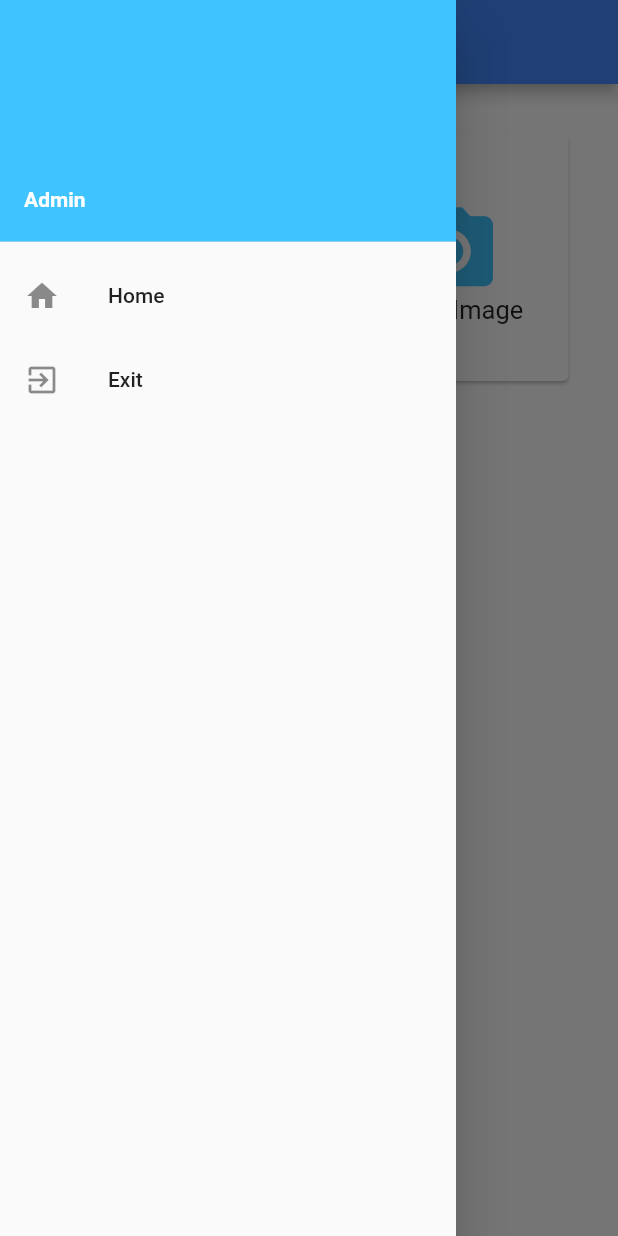
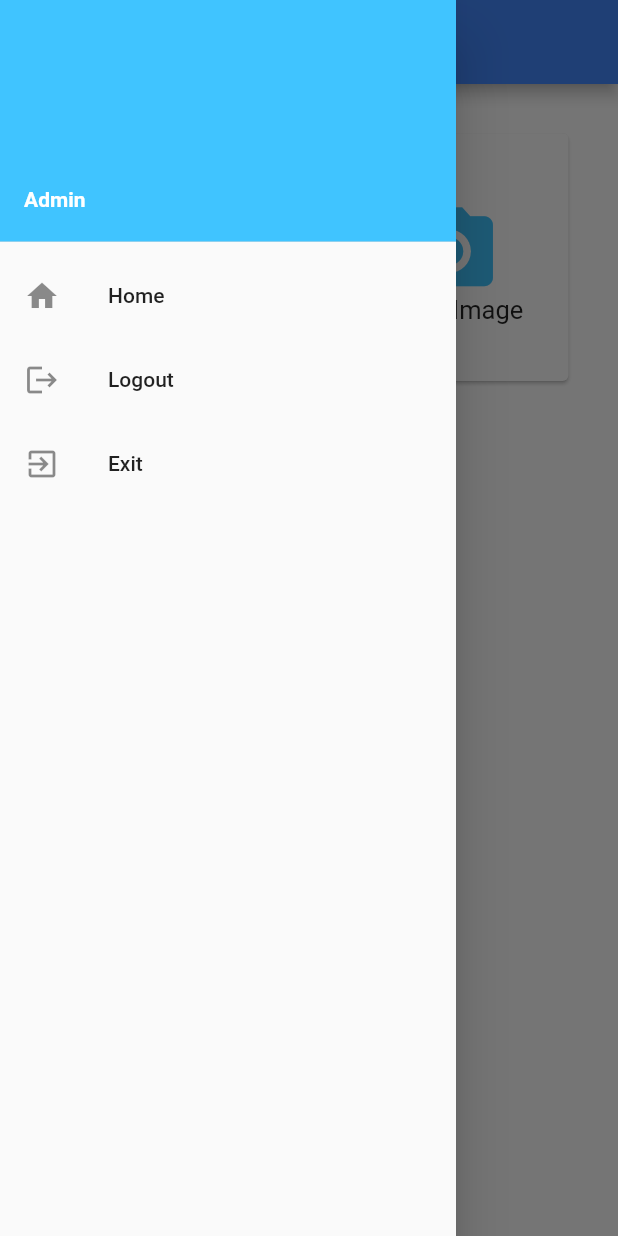
Before and after one commit to muhammadisa226/RateTol-Flutter, a Flutter app: the HomePage screen opened by its route, with the side drawer open, on a phone screen of 412 x 824 dp. Run offline on Flutter 3.47's test engine with Material 2 defaults, Android fonts, the phone set to English and light mode, and no system bars; our stand-ins replace image_picker, shared_preferences; accounts and stored records are empty.

Commit message:
all done

```diff
--- a/lib/pages/Home/home_page.dart
+++ b/lib/pages/Home/home_page.dart
@@ -1,4 +1,6 @@
 // ignore_for_file: unused_import, prefer_const_constructors, prefer_const_literals_to_create_immutables, unused_element, use_build_context_synchronously, unnecessary_import, unnecessary_new
+
+import 'dart:io';
 
 import 'package:flutter/material.dart';
 import 'package:flutter/services.dart';
@@ -68,9 +70,13 @@ class _HomePageState extends State<HomePage> {
               },
             ),
             ListTile(
-                leading: const Icon(Icons.exit_to_app),
+                leading: const Icon(Icons.logout),
+                title: const Text('Logout'),
+                onTap: _logOut),
+            ListTile(
+                leading: Icon(Icons.exit_to_app),
                 title: const Text('Exit'),
-                onTap: _logOut),
+                onTap: () => exit(0)),
           ],
         ),
       ),
--- a/lib/pages/Login/login_page.dart
+++ b/lib/pages/Login/login_page.dart
@@ -143,7 +143,7 @@ class _LoginPageState extends State<LoginPage> {
                     fontWeight: FontWeight.bold),
               ),
               SizedBox(
-                height: 25,
+                height: 15,
               ),
               //username textfield
               Padding(
@@ -167,7 +167,7 @@ class _LoginPageState extends State<LoginPage> {
                 ),
               ),
               SizedBox(
-                height: 20,
+                height: 10,
               ),
               //password textfield
               Padding(
```
